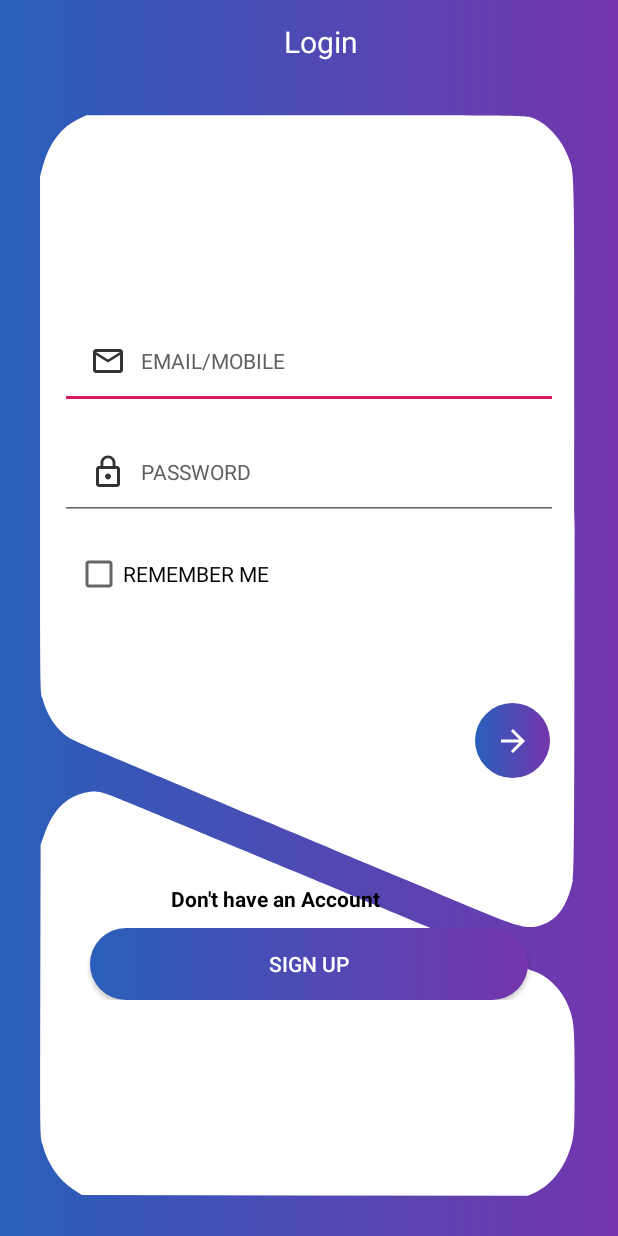
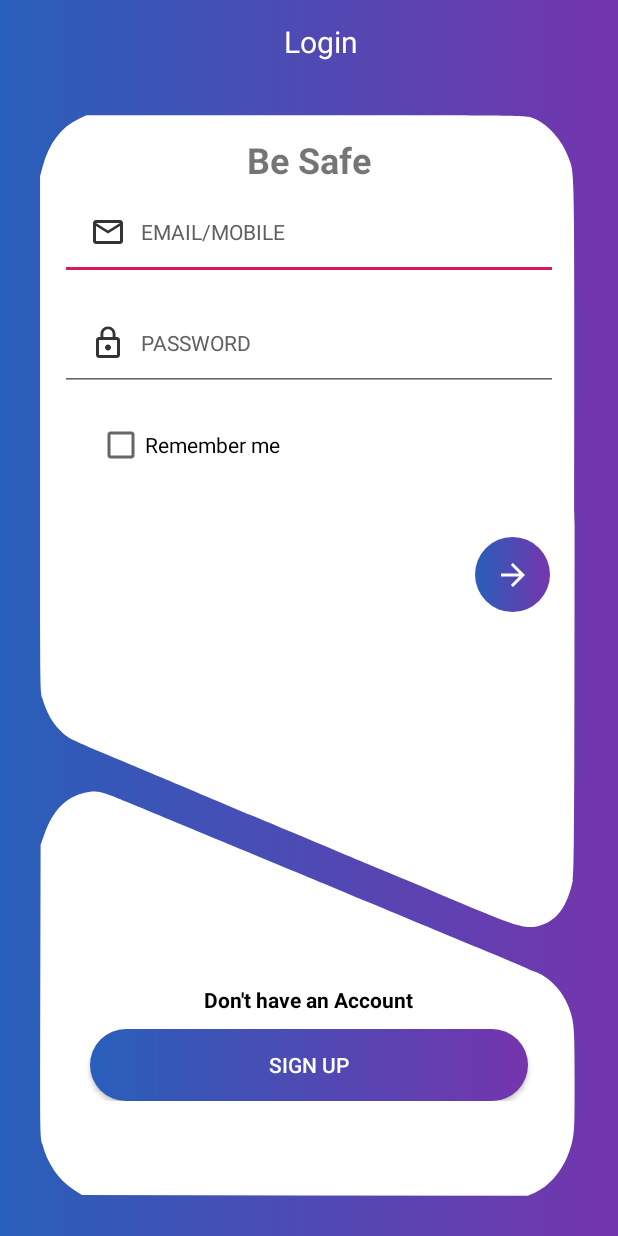
Before and after one commit to princexoleo/Be-Safe-lite, an Android app: the screen it shows after launch (MainActivity), on a phone screen of 412 x 824 dp. Run offline under Robolectric (Android 15) with nearby library versions, the phone set to English and light mode, and no system bars.

Commit message:
layout edited and updated
some bugs are found when we run our application like margin problems . then solve it

```diff
--- a/app/src/main/java/airobotics/asia/MainActivity.java
+++ b/app/src/main/java/airobotics/asia/MainActivity.java
@@ -34,8 +34,8 @@ public class MainActivity extends AppCompatActivity {
         toolbar = findViewById(R.id.toolbar);
         emailEditText = findViewById(R.id.email);
         passwordEditText = findViewById(R.id.password);
-        signinButton = findViewById(R.id.signin);
-        signupButton = findViewById(R.id.signup);
+        signinButton = findViewById(R.id.signin_btn);
+        signupButton = findViewById(R.id.signup_btn);
         checkBox = findViewById(R.id.checkbox);
 
         //
--- a/app/src/main/res/layout/activity_main.xml
+++ b/app/src/main/res/layout/activity_main.xml
@@ -47,7 +47,7 @@
 
         <LinearLayout
             android:layout_width="match_parent"
-            android:layout_height="wrap_content"
+            android:layout_height="match_parent"
             android:layout_marginStart="20dp"
             android:layout_marginTop="8dp"
             android:layout_marginEnd="20dp"
@@ -58,8 +58,19 @@
 
             <LinearLayout
                 android:layout_width="match_parent"
-                android:layout_height="345dp"
+                android:layout_height="wrap_content"
+                android:layout_marginTop="10dp"
+                android:gravity="center"
                 android:orientation="vertical">
+
+                <TextView
+                    android:layout_width="wrap_content"
+                    android:layout_height="wrap_content"
+                    android:layout_marginTop="8dp"
+                    android:text="@string/app_name"
+                    android:textSize="@dimen/app_title_size_lg"
+                    android:textStyle="bold" />
+
 
                 <EditText
                     android:id="@+id/email"
@@ -90,20 +101,22 @@
                     android:textColorHint="#606060"
                     android:textSize="14sp" />
 
+
                 <CheckBox
                     android:id="@+id/checkbox"
                     android:layout_width="match_parent"
                     android:layout_height="wrap_content"
                     android:layout_marginLeft="30dp"
                     android:layout_marginTop="20dp"
-                    android:text="REMEMBER ME" />
+                    android:text="Remember me" />
 
                 <ImageButton
-                    android:id="@+id/signin"
+
+                    android:id="@+id/signin_btn"
                     android:layout_width="50dp"
                     android:layout_height="50dp"
                     android:layout_gravity="end"
-                    android:layout_marginTop="70dp"
+                    android:layout_marginTop="45dp"
                     android:layout_marginEnd="25dp"
                     android:background="@drawable/button_background"
                     android:src="@drawable/ic_arrow_forward_black_24dp" />
@@ -114,22 +127,21 @@
             <LinearLayout
                 android:layout_width="match_parent"
                 android:layout_height="match_parent"
-                android:gravity="center"
+                android:layout_marginBottom="70dp"
+                android:gravity="bottom"
                 android:orientation="vertical">
 
                 <TextView
                     android:layout_width="wrap_content"
                     android:layout_height="wrap_content"
-                    android:layout_gravity="center_horizontal"
-                    android:paddingRight="4dp"
-                    android:layout_marginEnd="20dp"
-                    android:layout_marginTop="35dp"
+                    android:layout_gravity="center"
                     android:text="Don't have an Account"
+                    android:textAlignment="center"
                     android:textColor="@android:color/black"
                     android:textStyle="bold" />
 
                 <Button
-                    android:id="@+id/signup"
+                    android:id="@+id/signup_btn"
                     android:layout_width="match_parent"
                     android:layout_height="wrap_content"
                     android:layout_gravity="center"
@@ -137,7 +149,7 @@
                     android:layout_marginTop="10dp"
                     android:layout_marginRight="40dp"
                     android:background="@drawable/button_background"
-                    android:text="SIGN UP"
+                    android:text="sign up"
                     android:textColor="@android:color/white" />
             </LinearLayout>
         </LinearLayout>
--- a/app/src/main/res/layout/activity_sign_up.xml
+++ b/app/src/main/res/layout/activity_sign_up.xml
@@ -42,7 +42,6 @@
         app:layout_constraintEnd_toEndOf="parent"
         app:layout_constraintStart_toStartOf="parent"
         app:layout_constraintTop_toBottomOf="@+id/toolbar"
-        app:layout_constraintVertical_bias="0.6"
         tools:ignore="MissingConstraints">
 
         <LinearLayout
@@ -143,8 +142,8 @@
             <LinearLayout
                 android:layout_width="match_parent"
                 android:layout_height="match_parent"
-                android:layout_marginTop="10dp"
-                android:gravity="center"
+                android:layout_marginBottom="70dp"
+                android:gravity="bottom"
                 android:orientation="vertical">
 
                 <TextView
--- a/app/src/main/res/values/dimens.xml
+++ b/app/src/main/res/values/dimens.xml
@@ -2,4 +2,5 @@
 <resources>
 
     <dimen name="login_textSize">20sp</dimen>
+    <dimen name="app_title_size_lg">24sp</dimen>
 </resources>
```
